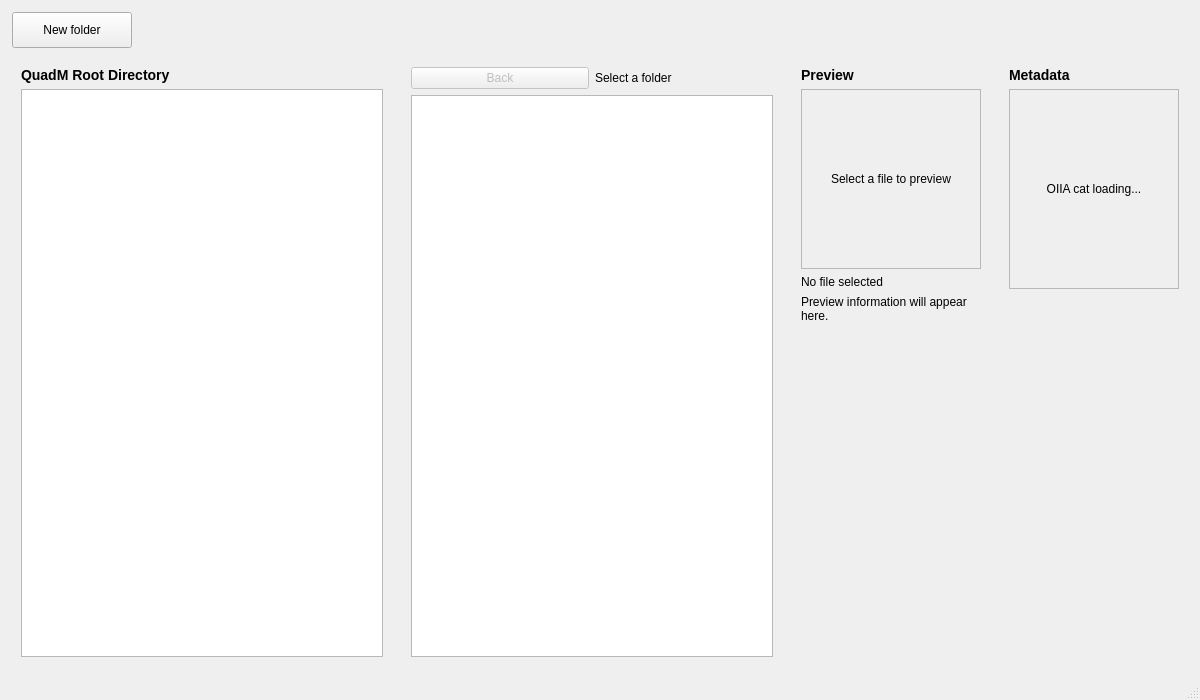
Above: code/src/QuadMGUI/MainWindow.ui from University-of-Colorado-Anschutz-Denver/CSCI-3508-Group-6 before the change. Below: the same form after it.
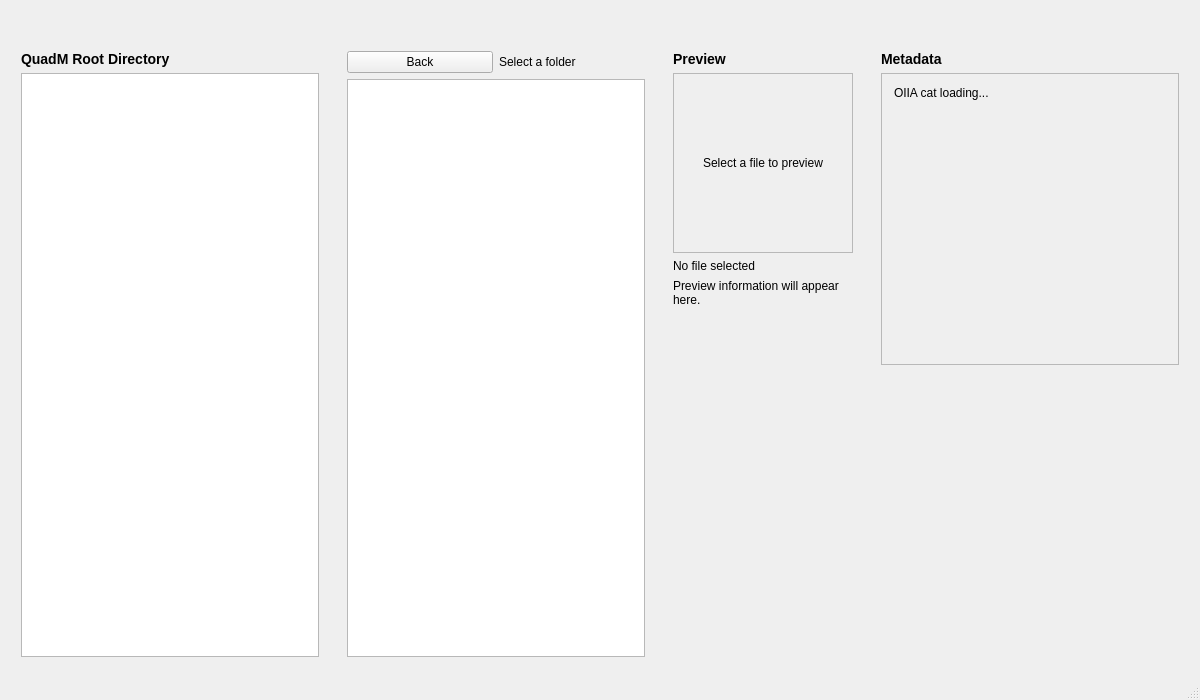
That is the form after the change.

Commit message: Update GUI filesystem navigation and metadata display

```diff
--- a/code/src/QuadMGUI/MainWindow.ui
+++ b/code/src/QuadMGUI/MainWindow.ui
@@ -57,43 +57,7 @@
        <property name="bottomMargin">
         <number>0</number>
        </property>
-       <item>
-       <!-- Add new folder button-->
-        <widget class="QPushButton" name="newButton">
-         <property name="minimumSize">
-          <size>
-           <width>120</width>
-           <height>36</height>
-          </size>
-         </property>
-         <property name="text">
-          <string>New folder</string>
-         </property>
-        </widget>
-       </item>
-       <item>
-        <widget class="QLabel" name="rootPathLabel">
-         <property name="text">
-          <string>No folder selected</string>
-         </property>
-         <property name="textInteractionFlags">
-          <set>Qt::TextSelectableByMouse</set>
-         </property>
-        </widget>
-        <!--New file button-->
-        <!-- This is what the user clicks to browse their files to add a new file-->
-        <widget class="QPushButton" name="addButton">
-         <property name="minimumSize">
-          <size>
-           <width>120</width>
-           <height>36</height>
-          </size>
-         </property>
-         <property name="text">
-          <string>Add</string>
-         </property>
-        </widget>
-       </item>
+
        <item>
         <spacer name="toolbarSpacer">
          <property name="orientation">
@@ -205,7 +169,7 @@
                <string>Back</string>
               </property>
               <property name="enabled">
-               <bool>false</bool>
+               <bool>true</bool>
               </property>
              </widget>
             </item>
@@ -351,6 +315,55 @@
               <enum>QFrame::Plain</enum>
             </property>
             <layout class="QVBoxLayout" name="metadataLayout">
+             <property name="leftMargin">
+              <number>4</number>
+             </property>
+             <property name="topMargin">
+              <number>4</number>
+             </property>
+             <property name="rightMargin">
+              <number>4</number>
+             </property>
+             <property name="bottomMargin">
+              <number>4</number>
+             </property>
+             <item>
+              <!-- Scroll area keeps long metadata inside the metadata panel. -->
+              <widget class="QScrollArea" name="metadataScrollArea">
+               <property name="widgetResizable">
+                <bool>true</bool>
+               </property>
+               <property name="horizontalScrollBarPolicy">
+                <enum>Qt::ScrollBarAsNeeded</enum>
+               </property>
+               <property name="verticalScrollBarPolicy">
+                <enum>Qt::ScrollBarAsNeeded</enum>
+               </property>
+               <property name="frameShape">
+                <enum>QFrame::NoFrame</enum>
+               </property>
+               <widget class="QWidget" name="metadataScrollContents">
+                <property name="geometry">
+                 <rect>
+                  <x>0</x>
+                  <y>0</y>
+                  <width>300</width>
+                  <height>500</height>
+                 </rect>
+                </property>
+                <layout class="QVBoxLayout" name="metadataScrollContentsLayout">
+                 <property name="leftMargin">
+                  <number>8</number>
+                 </property>
+                 <property name="topMargin">
+                  <number>8</number>
+                 </property>
+                 <property name="rightMargin">
+                  <number>8</number>
+                 </property>
+                 <property name="bottomMargin">
+                  <number>8</number>
+                 </property>
               <item>
               <widget class="QLabel" name="metadataPlaceholderLabel">
                 <property name="minimumSize">
@@ -359,18 +372,42 @@
                   <height>180</height>
                 </size>
                 </property>
+                   <property name="sizePolicy">
+                    <sizepolicy hsizetype="Preferred" vsizetype="Preferred">
+                     <horstretch>0</horstretch>
+                     <verstretch>0</verstretch>
+                    </sizepolicy>
+                   </property>
                 <property name="alignment">
-                <set>Qt::AlignCenter</set>
+                    <set>Qt::AlignLeft|Qt::AlignTop</set>
+                   </property>
+                   <property name="wordWrap">
+                    <bool>true</bool>
                 </property>
                 <property name="text">
                 <string>OIIA cat loading...</string>
                 </property>
               </widget>
               </item>
-            </layout>
-          </widget>
-             
-              
+                 <item>
+                  <spacer name="metadataContentSpacer">
+                   <property name="orientation">
+                    <enum>Qt::Vertical</enum>
+                   </property>
+                   <property name="sizeHint" stdset="0">
+                    <size>
+                     <width>20</width>
+                     <height>20</height>
+                    </size>
+                   </property>
+                  </spacer>
+                 </item>
+                </layout>
+               </widget>
+              </widget>
+             </item>
+            </layout>
+           </widget>
           </item>
           <item>
            <spacer name="metadataBottomSpacer">
```
Left out of the diff: 4 changed lines with no effect on the pictures. Lines whose indentation alone changed are shown as unchanged. The commit also changes 5 other files.
